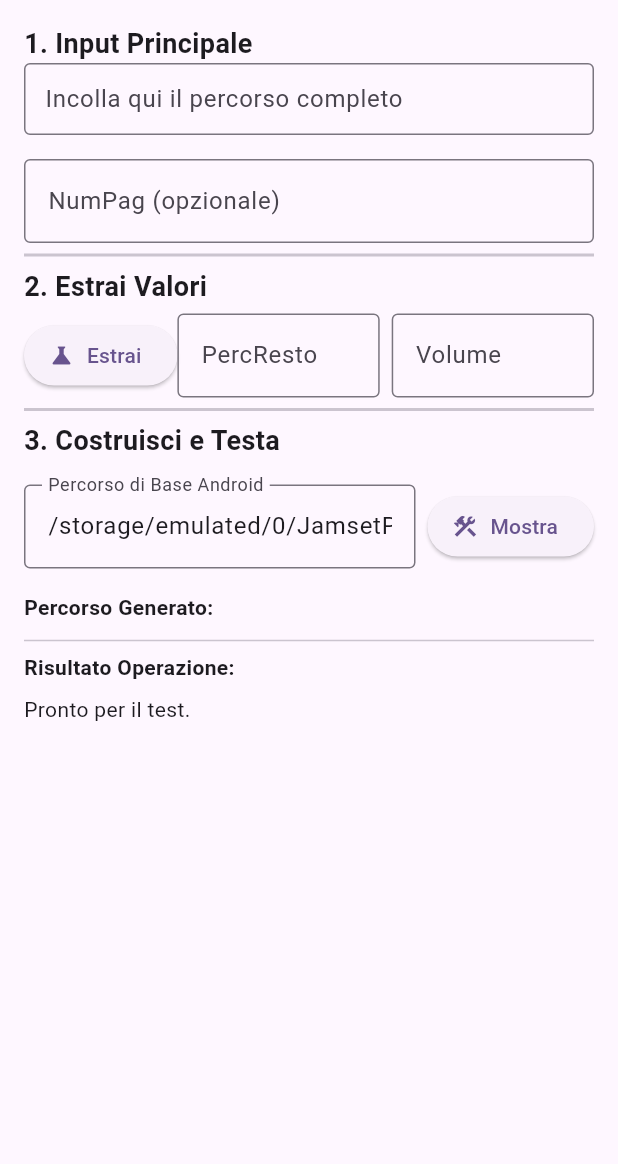
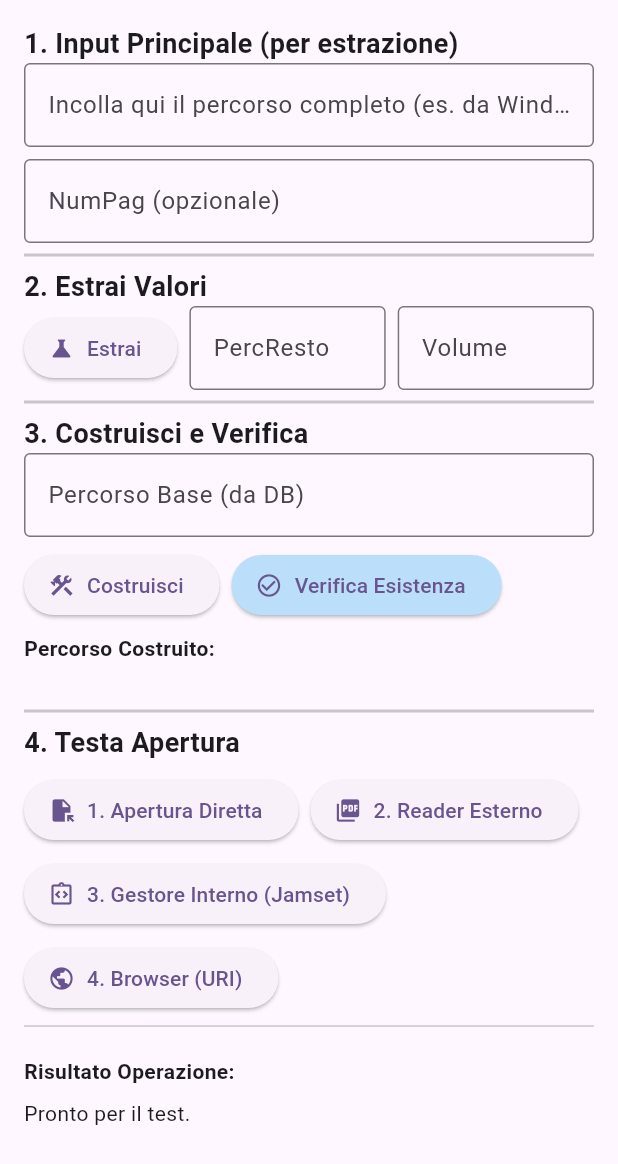
Before and after one commit to LinoPasqualetti/AreaDiTest, a Flutter app: the TestAperturaFilesScreen screen opened directly, after a tap on "Estrai", on a phone screen of 412 x 824 dp. Shown: the top 1164 px of the screen. Run offline on Flutter 3.47's test engine with Material 3 defaults, Android fonts, the phone set to English and light mode, and no system bars; our stand-ins replace data_table_2, open_filex, pdf, sqflite, sqflite_common_ffi, sqflite_common_ffi_web; accounts and stored records are empty.

Commit message:
2025-10-31 versione con db e scheletro delle varie aperture file

```diff
--- a/lib/test_apertura_files_screen.dart
+++ b/lib/test_apertura_files_screen.dart
@@ -5,6 +5,8 @@ import 'package:open_filex/open_filex.dart';
 import 'package:url_launcher/url_launcher.dart';
 import 'package:path/path.dart' as p;
 import 'dart:io';
+
+import 'package:area_di_test/main.dart'; // Import per accedere a gDbGlobale
 
 class TestAperturaFilesScreen extends StatefulWidget {
   const TestAperturaFilesScreen({super.key});
@@ -16,7 +18,7 @@ class TestAperturaFilesScreen extends StatefulWidget {
 class _TestAperturaFilesScreenState extends State<TestAperturaFilesScreen> with AutomaticKeepAliveClientMixin {
   final TextEditingController _pathController = TextEditingController();
   final TextEditingController _pageController = TextEditingController();
-  final TextEditingController _basePathController = TextEditingController(text: '/storage/emulated/0/JamsetPDF/');
+  final TextEditingController _basePathController = TextEditingController();
   final TextEditingController _percRestoController = TextEditingController();
   final TextEditingController _volumeController = TextEditingController();
 
@@ -29,6 +31,7 @@ class _TestAperturaFilesScreenState extends State<TestAperturaFilesScreen> with
   @override
   void initState() {
     super.initState();
+    _loadBasePathFromDb(); // Carica il percorso base dal DB all'avvio
   }
 
   @override
@@ -41,6 +44,25 @@ class _TestAperturaFilesScreenState extends State<TestAperturaFilesScreen> with
     super.dispose();
   }
 
+  /// Legge il percorso base dal DB all'avvio della schermata.
+  Future<void> _loadBasePathFromDb() async {
+    if (gDbGlobale != null && gDbGlobale!.isOpen) {
+      try {
+        final List<Map<String, dynamic>> datiSistema = await gDbGlobale!.query('DatiSistremaApp', limit: 1);
+        if (datiSistema.isNotEmpty && datiSistema.first['PercorsoPdf'] != null) {
+          final percorsoPdf = datiSistema.first['PercorsoPdf'] as String;
+          if (mounted) {
+            setState(() {
+              _basePathController.text = percorsoPdf;
+            });
+          }
+        }
+      } catch (e) {
+        _updateError("Impossibile caricare PercorsoPdf dal DB: $e");
+      }
+    }
+  }
+
   void _updateStatus(String message) {
     if (mounted) setState(() => _statusMessage = message);
   }
@@ -49,39 +71,8 @@ class _TestAperturaFilesScreenState extends State<TestAperturaFilesScreen> with
     if (mounted) setState(() => _statusMessage = 'ERRORE: ${e.toString()}');
   }
 
-  Future<void> _openPath({bool withPage = false}) async {
-    final path = _pathController.text.trim();
-    if (path.isEmpty) {
-      _updateStatus('Errore: Il percorso/URL non può essere vuoto.');
-      return;
-    }
-    try {
-      if (path.startsWith('http') || path.startsWith('https')) {
-        final Uri uri;
-        if (withPage && _pageController.text.isNotEmpty) {
-          uri = Uri.parse(path).replace(fragment: 'page=${_pageController.text}');
-        } else {
-          uri = Uri.parse(path);
-        }
-        _updateStatus('Rilevato URL. Tentativo di apertura...\n$uri');
-        if (!await launchUrl(uri, mode: LaunchMode.externalApplication)) {
-          throw "Impossibile lanciare l'URL: $uri";
-        }
-      } else {
-        final pageFragment = (withPage && _pageController.text.isNotEmpty)
-            ? '#page=${_pageController.text}'
-            : '';
-        final fullPath = '$path$pageFragment';
-        _updateStatus('Rilevato percorso locale. Tentativo di apertura...\n$fullPath');
-        final result = await OpenFilex.open(fullPath);
-        _updateStatus('Codice: ${result.type}\nMessaggio: ${result.message}');
-      }
-    } catch (e) {
-      _updateError(e);
-    }
-  }
-
-  void _showComposedAndroidPath() {
+  /// Costruisce il percorso finale tramite semplice concatenazione.
+  void _showComposedPath() {
     final basePath = _basePathController.text;
     final percResto = _percRestoController.text;
     final volume = _volumeController.text;
@@ -89,23 +80,43 @@ class _TestAperturaFilesScreenState extends State<TestAperturaFilesScreen> with
       _updateStatus('Errore: I campi per la costruzione del percorso sono vuoti.');
       return;
     }
+    // Semplice concatenazione come richiesto
     final filePath = '$basePath$percResto$volume';
-    final pageFragment = _pageController.text.isNotEmpty
-        ? '#page=${_pageController.text}'
-        : '';
-    final fullPath = '$filePath$pageFragment';
-    _updateStatus('Percorso generato (solo visualizzazione):\n$fullPath');
+    setState(() {
+      _constructedPath = filePath;
+    });
+    _updateStatus('Percorso costruito. Ora puoi testare l\'esistenza o l\'apertura.');
   }
 
+  /// Controlla se il file esiste al percorso dell'Input Principale.
+  Future<void> _checkFileExistence() async {
+    final pathToCheck = _pathController.text.trim();
+    if (pathToCheck.isEmpty) {
+      _updateStatus('Errore: Il percorso nell\'Input Principale è vuoto.');
+      return;
+    }
+    try {
+      final file = File(pathToCheck);
+      final exists = await file.exists();
+      if (exists) {
+        _updateStatus('OK: Il file esiste al percorso principale specificato.');
+      } else {
+        _updateStatus('ERRORE: Il file NON è stato trovato al percorso principale specificato.');
+      }
+    } catch (e) {
+      _updateError(e);
+    }
+  }
+
+  /// Estrae i valori dal percorso completo.
   void _deduceAndConstructPath() {
-    String resultPath = '';
     String deducedPercResto = '';
     String deducedVolume = '';
     final fullPath = _pathController.text.trim();
 
     if (fullPath.isNotEmpty) {
-      const marker = 'JamsetPDF';
-      final markerIndex = fullPath.indexOf(marker);
+      const marker = 'JamsetPDF'; // Assumendo che questo sia il marcatore
+      final markerIndex = fullPath.toLowerCase().indexOf(marker.toLowerCase());
 
       final lastSlash = fullPath.lastIndexOf('/');
       final lastBackslash = fullPath.lastIndexOf(r'\');
@@ -113,34 +124,20 @@ class _TestAperturaFilesScreenState extends State<TestAperturaFilesScreen> with
 
       if (lastSeparatorIndex != -1) {
         deducedVolume = fullPath.substring(lastSeparatorIndex + 1);
-
         if (markerIndex != -1) {
-          final percRestoStartIndex = markerIndex + marker.length + 1;
+          final percRestoStartIndex = markerIndex + marker.length + (fullPath.length > markerIndex + marker.length && (fullPath[markerIndex + marker.length] == '/' || fullPath[markerIndex + marker.length] == r'\') ? 1 : 0);
           if (percRestoStartIndex <= lastSeparatorIndex) {
             deducedPercResto = fullPath.substring(percRestoStartIndex, lastSeparatorIndex + 1);
           }
         }
       }
 
-      if (Platform.isAndroid) {
-        final basePath = _basePathController.text.trim();
-        if (markerIndex != -1) {
-          final startIndex = markerIndex + marker.length + 1;
-          if (startIndex < fullPath.length) {
-            final subPath = fullPath.substring(startIndex).replaceAll(r'\', '/');
-            resultPath = p.join(basePath, subPath);
-          }
-        }
-      } else if (Platform.isWindows) {
-          resultPath = fullPath;
-      }
-    }
-
       setState(() {
-      _constructedPath = resultPath;
         _percRestoController.text = deducedPercResto;
         _volumeController.text = deducedVolume;
       });
+      _updateStatus('Valori estratti. Ora puoi costruire il percorso.');
+    }
   }
 
   @override
@@ -154,15 +151,14 @@ class _TestAperturaFilesScreenState extends State<TestAperturaFilesScreen> with
           crossAxisAlignment: CrossAxisAlignment.stretch,
           children: [
             _buildGenericTestSection(),
-            //const SizedBox(height: 24),
             const Divider(thickness: 2),
             _buildDeductionTestSection(),
-            //const SizedBox(height: 24),
             const Divider(thickness: 2),
             _buildAndroidTestSection(),
-           // const SizedBox(height: 24),
+            const Divider(thickness: 2),
+            _buildOpenTestSection(),
             const Divider(),
-            //const SizedBox(height: 12),
+            const SizedBox(height: 12),
             const Text('Risultato Operazione:', style: TextStyle(fontWeight: FontWeight.bold)),
             const SizedBox(height: 8),
             SelectableText(_statusMessage),
@@ -176,18 +172,13 @@ class _TestAperturaFilesScreenState extends State<TestAperturaFilesScreen> with
     return Column(
       crossAxisAlignment: CrossAxisAlignment.start,
       children: [
-        const Text('1. Input Principale', style: TextStyle(fontSize: 18, fontWeight: FontWeight.bold)),
-        //const SizedBox(height: 16),
+        const Text('1. Input Principale (per estrazione)', style: TextStyle(fontSize: 18, fontWeight: FontWeight.bold)),
         TextField(
           maxLines: 1,
           controller: _pathController,
-          decoration: const InputDecoration(
-            labelText: 'Incolla qui il percorso completo',
-            border: OutlineInputBorder(),
-            contentPadding: EdgeInsets.symmetric(vertical: 10, horizontal: 10),
-          )
+          decoration: const InputDecoration(labelText: 'Incolla qui il percorso completo (es. da Windows)', border: OutlineInputBorder()),
         ),
-        const SizedBox(height: 16),
+        const SizedBox(height: 8),
         TextField(controller: _pageController, decoration: const InputDecoration(labelText: 'NumPag (opzionale)', border: OutlineInputBorder()), keyboardType: TextInputType.number, inputFormatters: [FilteringTextInputFormatter.digitsOnly]),
       ],
     );
@@ -198,23 +189,14 @@ class _TestAperturaFilesScreenState extends State<TestAperturaFilesScreen> with
       crossAxisAlignment: CrossAxisAlignment.start,
       children: [
         const Text('2. Estrai Valori', style: TextStyle(fontSize: 18, fontWeight: FontWeight.bold)),
-        const SizedBox(height: 5),
         Row(
           crossAxisAlignment: CrossAxisAlignment.center,
           children: [
-            ElevatedButton.icon(
-              onPressed: _deduceAndConstructPath,
-              icon: const Icon(Icons.science),
-              label: const Text('Estrai'),
-            ),
-           // const SizedBox(width: 16),
-            Expanded(
-              child: TextField(controller: _percRestoController, decoration: const InputDecoration(labelText: 'PercResto', border: OutlineInputBorder())),
-            ),
+            ElevatedButton.icon(onPressed: _deduceAndConstructPath, icon: const Icon(Icons.science), label: const Text('Estrai')),
             const SizedBox(width: 8),
-            Expanded(
-              child: TextField(controller: _volumeController, decoration: const InputDecoration(labelText: 'Volume', border: OutlineInputBorder())),
-            ),
+            Expanded(child: TextField(controller: _percRestoController, decoration: const InputDecoration(labelText: 'PercResto', border: OutlineInputBorder()))),
+            const SizedBox(width: 8),
+            Expanded(child: TextField(controller: _volumeController, decoration: const InputDecoration(labelText: 'Volume', border: OutlineInputBorder()))),
           ],
         ),
       ],
@@ -225,25 +207,60 @@ class _TestAperturaFilesScreenState extends State<TestAperturaFilesScreen> with
     return Column(
       crossAxisAlignment: CrossAxisAlignment.start,
       children: [
-        const Text('3. Costruisci e Testa', style: TextStyle(fontSize: 18, fontWeight: FontWeight.bold)),
-        const SizedBox(height: 16),
+        const Text('3. Costruisci e Verifica', style: TextStyle(fontSize: 18, fontWeight: FontWeight.bold)),
+        TextField(controller: _basePathController, decoration: const InputDecoration(labelText: 'Percorso Base (da DB)', border: OutlineInputBorder())),
+        const SizedBox(height: 8),
         Row(
           children: [
-            Expanded(child: TextField(controller: _basePathController, decoration: const InputDecoration(labelText: 'Percorso di Base Android', border: OutlineInputBorder()))),
+            ElevatedButton.icon(onPressed: _showComposedPath, icon: const Icon(Icons.construction), label: const Text('Costruisci')),
             const SizedBox(width: 8),
-            ElevatedButton.icon(onPressed: _showComposedAndroidPath, icon: const Icon(Icons.construction), label: const Text('Mostra')),
+            ElevatedButton.icon(
+              onPressed: _checkFileExistence,
+              icon: const Icon(Icons.check_circle_outline),
+              label: const Text('Verifica Esistenza'),
+              style: ElevatedButton.styleFrom(backgroundColor: Colors.blue[100]),
+            )
           ],
         ),
-        const SizedBox(height: 16),
-        Row(
+        const SizedBox(height: 8),
+        const Text('Percorso Costruito:', style: TextStyle(fontWeight: FontWeight.bold)),
+        SelectableText(_constructedPath, style: const TextStyle(color: Colors.deepPurple, fontStyle: FontStyle.italic)),
+      ],
+    );
+  }
+
+  Widget _buildOpenTestSection() {
+    return Column(
       crossAxisAlignment: CrossAxisAlignment.start,
       children: [
-                const Text('Percorso Generato: ', style: TextStyle(fontWeight: FontWeight.bold)),
-                Expanded(
-                    child: SelectableText(_constructedPath, style: const TextStyle(color: Colors.deepPurple, fontWeight: FontWeight.bold))
+        const Text('4. Testa Apertura', style: TextStyle(fontSize: 18, fontWeight: FontWeight.bold)),
+        const SizedBox(height: 8),
+        Wrap(
+          spacing: 8.0,
+          runSpacing: 8.0,
+          children: [
+            ElevatedButton.icon(
+              onPressed: () { _updateStatus("Pulsante 'Apertura Diretta' premuto. Logica non implementata."); },
+              icon: const Icon(Icons.file_open),
+              label: const Text('1. Apertura Diretta'),
+            ),
+            ElevatedButton.icon(
+              onPressed: () { _updateStatus("Pulsante 'Reader Esterno' premuto. Logica non implementata."); },
+              icon: const Icon(Icons.picture_as_pdf),
+              label: const Text('2. Reader Esterno'),
+            ),
+            ElevatedButton.icon(
+              onPressed: () { _updateStatus("Pulsante 'Gestore Interno' premuto. Logica non implementata."); },
+              icon: const Icon(Icons.integration_instructions_outlined),
+              label: const Text('3. Gestore Interno (Jamset)'),
+            ),
+            ElevatedButton.icon(
+              onPressed: () { _updateStatus("Pulsante 'Browser (URI)' premuto. Logica non implementata."); },
+              icon: const Icon(Icons.public),
+              label: const Text('4. Browser (URI)'),
             ),
           ],
-        ),
+        )
       ],
     );
   }
```
Lines whose indentation alone changed are shown as unchanged.
